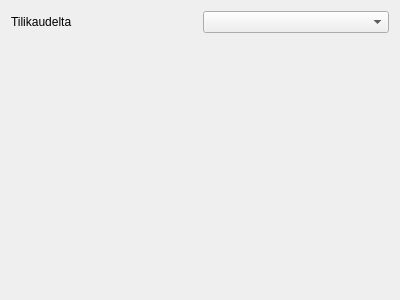
The window that kitupiikki/raportti/taseerittely.ui (artoh/kitupiikki) describes before a commit, drawn with Qt 5.
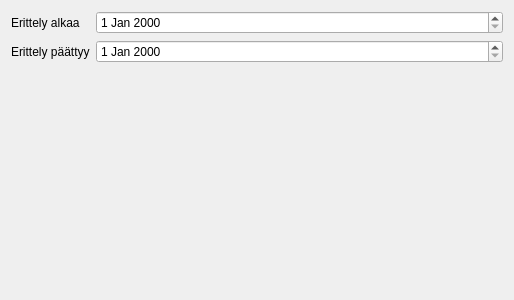
The same window after the commit.

Commit message: #9 Tase-erittely halutulta väliltä

The edit to the form file:
```diff
--- a/kitupiikki/raportti/taseerittely.ui
+++ b/kitupiikki/raportti/taseerittely.ui
@@ -6,7 +6,7 @@
    <rect>
     <x>0</x>
     <y>0</y>
-    <width>400</width>
+    <width>514</width>
     <height>300</height>
    </rect>
   </property>
@@ -15,16 +15,29 @@
   </property>
   <layout class="QVBoxLayout" name="verticalLayout">
    <item>
-    <layout class="QHBoxLayout" name="horizontalLayout">
-     <item>
+    <layout class="QFormLayout" name="formLayout">
+     <item row="0" column="0">
       <widget class="QLabel" name="label">
        <property name="text">
-        <string>Tilikaudelta</string>
+        <string>Erittely alkaa</string>
        </property>
       </widget>
      </item>
-     <item>
-      <widget class="QComboBox" name="tilikausiCombo"/>
+     <item row="0" column="1">
+      <widget class="QDateEdit" name="alkaa"/>
+     </item>
+     <item row="1" column="0">
+      <widget class="QLabel" name="label_2">
+       <property name="text">
+        <string>Erittely päättyy</string>
+       </property>
+       <property name="buddy">
+        <cstring>paattyy</cstring>
+       </property>
+      </widget>
+     </item>
+     <item row="1" column="1">
+      <widget class="QDateEdit" name="paattyy"/>
      </item>
     </layout>
    </item>
@@ -36,7 +49,7 @@
      <property name="sizeHint" stdset="0">
       <size>
        <width>20</width>
-       <height>249</height>
+       <height>219</height>
       </size>
      </property>
     </spacer>
```
Left out of the diff: 3 changed lines with no effect on the pictures. The commit also changes 1 other file.
